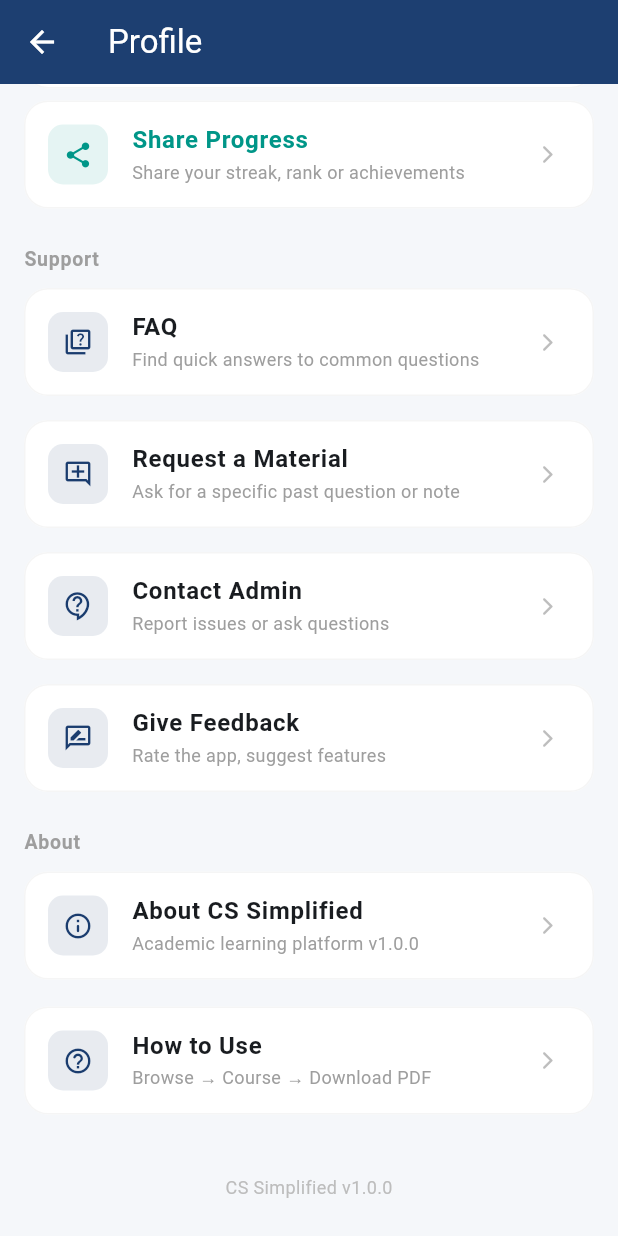
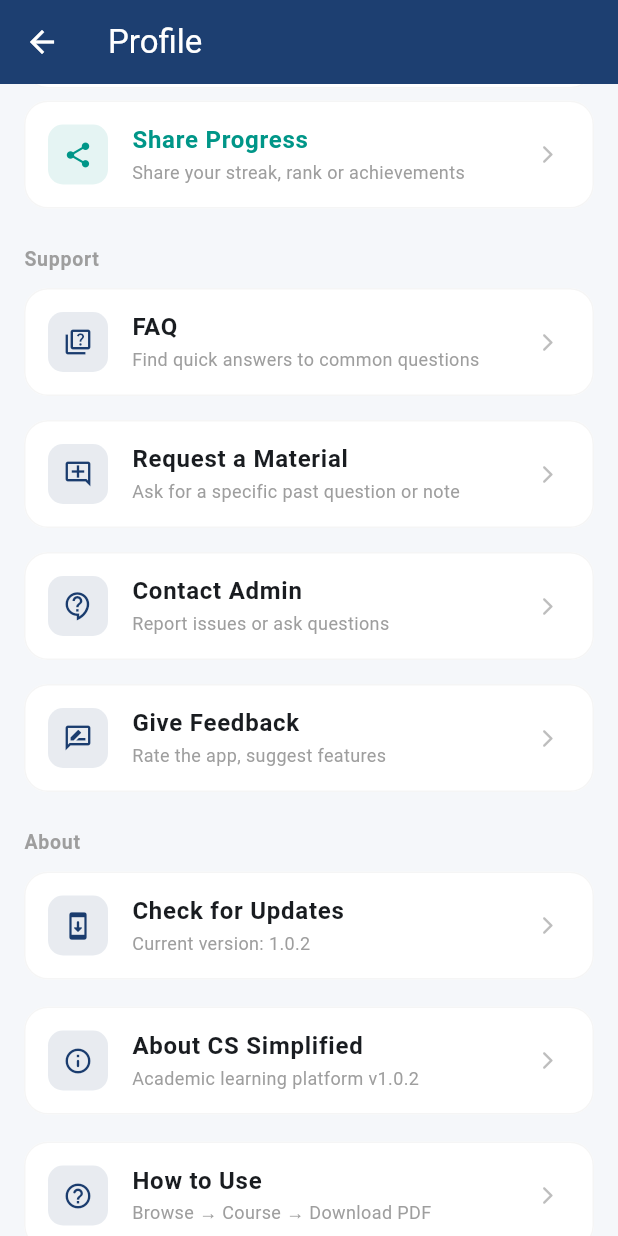
Before and after one commit to cs-bot24/cs-simplified-app, a Flutter app: the ProfileScreen screen opened directly, scrolled down 920 dp, on a phone screen of 412 x 824 dp. Run offline on Flutter 3.47's test engine with Material 3 defaults, Android fonts, the phone set to English and light mode, and no system bars; our stand-ins replace dio, file_picker, firebase_core, firebase_messaging, flutter_local_notifications, flutter_secure_storage and 5 more; missing offline and left inert: gal; accounts and stored records are empty; network calls fail.

Commit message:
Update profile_screen.dart

```diff
--- a/lib/screens/profile/profile_screen.dart
+++ b/lib/screens/profile/profile_screen.dart
@@ -14,6 +14,8 @@
 import '../faq/faq_screen.dart';
 import '../../core/api_client.dart';
 import '../../core/storage.dart';
+import '../../core/version_check.dart';
+import '../../core/constants.dart';
 
 class ProfileScreen extends StatelessWidget {
   const ProfileScreen({super.key});
@@ -235,13 +237,34 @@
               const SizedBox(height: 10),
 
               _MenuItem(
+                icon: Icons.system_update_rounded,
+                title: 'Check for Updates',
+                subtitle: 'Current version: ${AppConstants.appVersion}',
+                onTap: () async {
+                  ScaffoldMessenger.of(context).showSnackBar(const SnackBar(
+                    content: Row(children: [
+                      SizedBox(width: 18, height: 18,
+                          child: CircularProgressIndicator(
+                              strokeWidth: 2, color: Colors.white)),
+                      SizedBox(width: 12),
+                      Text('Checking for updates...'),
+                    ]),
+                    duration: Duration(seconds: 3),
+                    behavior: SnackBarBehavior.floating,
+                  ));
+                  await VersionCheck.check(context, showNoUpdate: true);
+                },
+              ),
+              const SizedBox(height: 10),
+
+              _MenuItem(
                 icon: Icons.info_outline_rounded,
                 title: 'About CS Simplified',
-                subtitle: 'Academic learning platform v1.0.0',
+                subtitle: 'Academic learning platform v${AppConstants.appVersion}',
                 onTap: () => showAboutDialog(
                   context: context,
                   applicationName: 'CS Simplified',
-                  applicationVersion: '1.0.0',
+                  applicationVersion: AppConstants.appVersion,
                   applicationLegalese: 'Your academic learning hub for CS students.',
                 ),
               ),
@@ -271,7 +294,7 @@
               ),
 
               const SizedBox(height: 32),
-              Text('CS Simplified v1.0.0',
+              Text('CS Simplified v${AppConstants.appVersion}',
                   style: TextStyle(fontSize: 12, color: Colors.grey[400])),
               const SizedBox(height: 24),
             ]),
@@ -381,7 +404,6 @@
 
 
 // ── Delete Account tile ───────────────────────────────────────────────────────
-// A StatefulWidget so it can hold the TextEditingController and loading state.
 
 class _DeleteAccountTile extends StatefulWidget {
   const _DeleteAccountTile();
```
